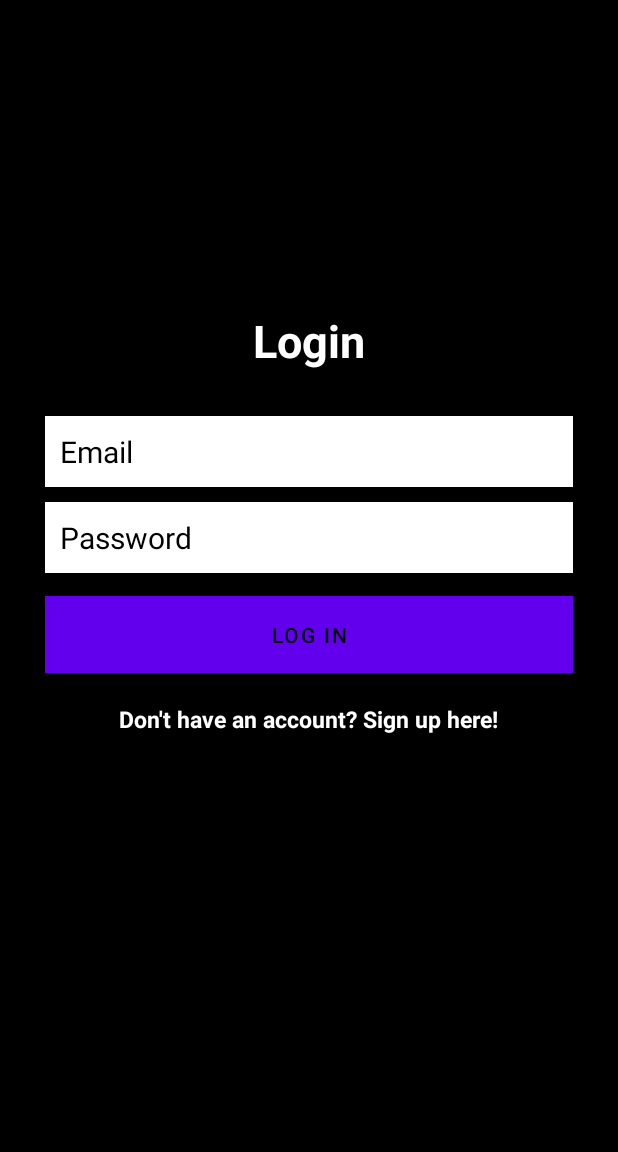
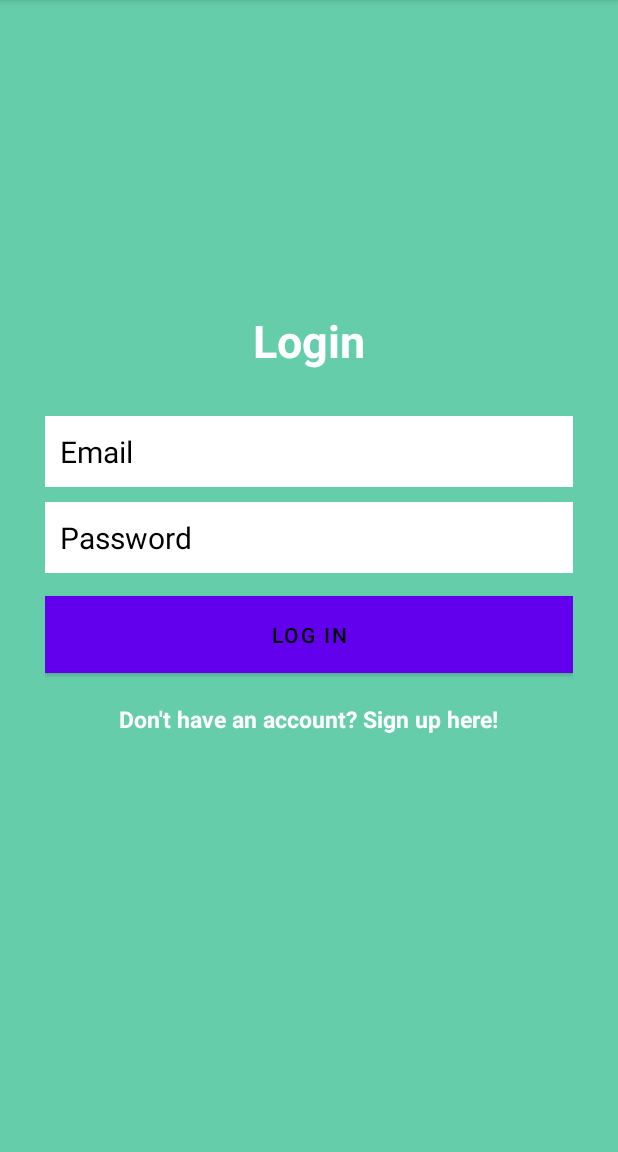
Before and after one commit to Joseph-beep-tech/Mobile-Library, an Android app: the screen it shows after launch (LoginActivity), on a phone screen of 412 x 824 dp, the part 84-1236 px from its top. Run offline under Robolectric (Android 15) with nearby library versions, the phone set to English and light mode, and no system bars; our stand-ins replace ButterKnife, Firebase (no records; nobody signed in at launch, a user with empty details on screens opened directly); Roboto replaces fonts that are not available here.

```diff
--- a/app/src/main/res/layout/activity_login.xml
+++ b/app/src/main/res/layout/activity_login.xml
@@ -4,7 +4,7 @@
     xmlns:tools="http://schemas.android.com/tools"
     android:layout_width="match_parent"
     android:layout_height="match_parent"
-    android:background="@color/black"
+    android:background="#66cdaa"
 
     tools:context=".LoginActivity">
 
```
